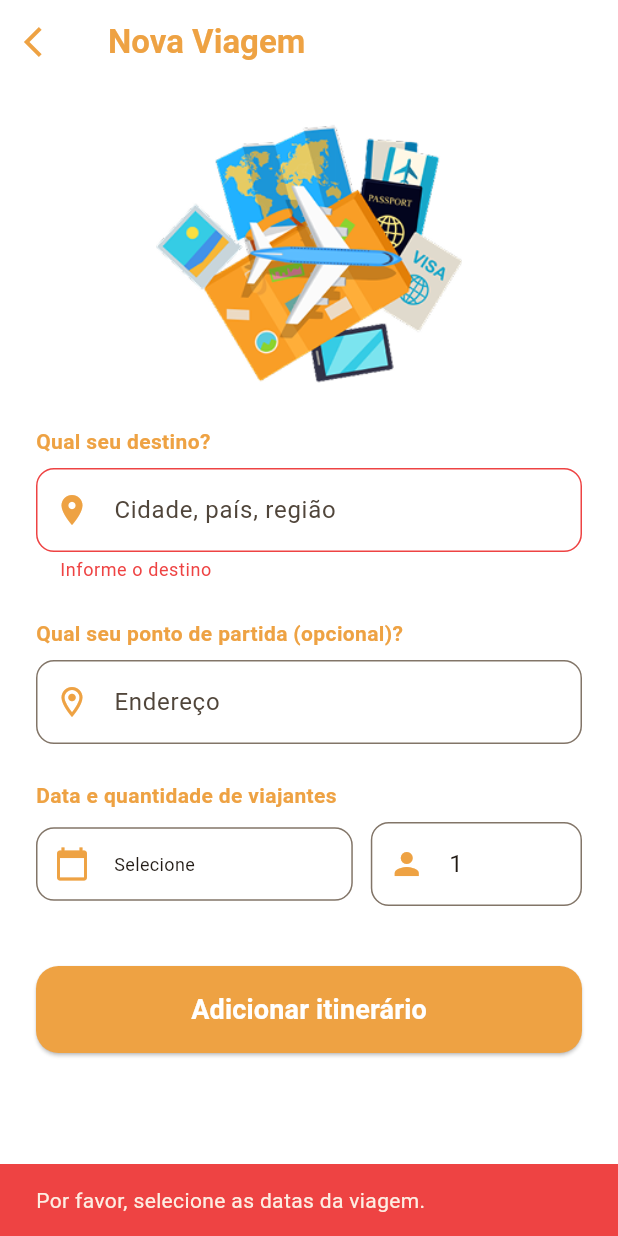
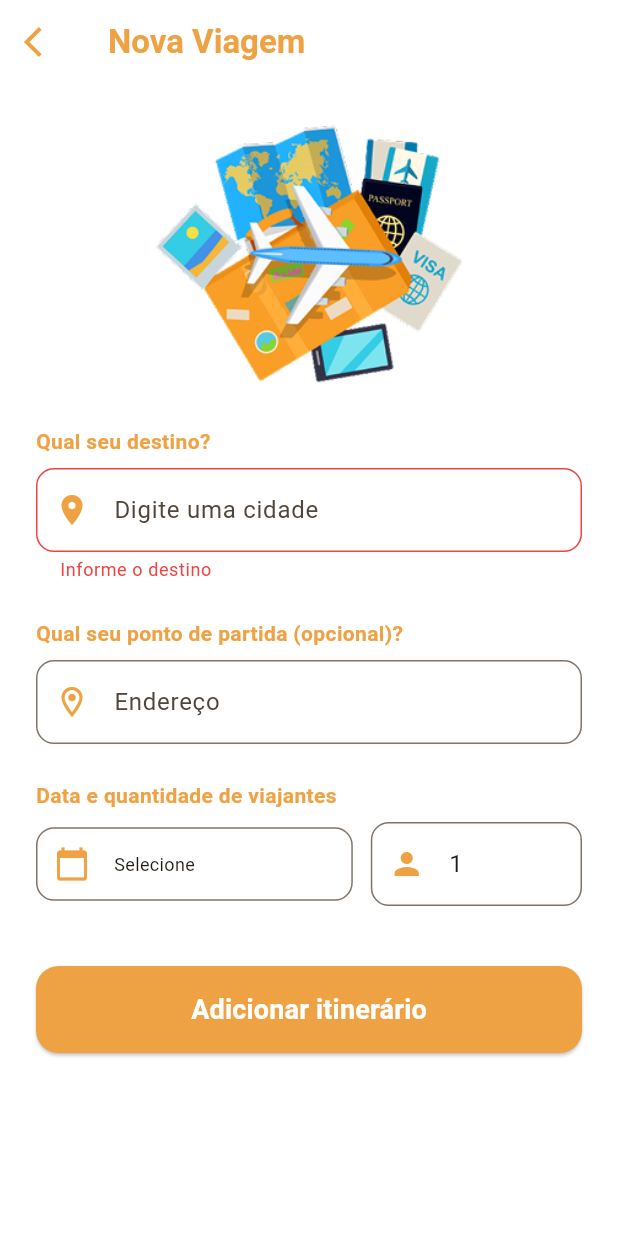
Before and after one commit to lk4trina/easy_travel, a Flutter app: the CriarViagemScreen screen opened directly, after a tap on "Adicionar itinerário", on a phone screen of 412 x 824 dp. Run offline on Flutter 3.47's test engine with Material 3 defaults, Android fonts, the light colour scheme and no system bars; our stand-ins replace cloud_firestore, firebase_auth, firebase_core, google_maps_flutter, image_picker, sqflite; accounts and stored records are empty.

Commit message:
apenas comitando para criar outra branch

```diff
--- /dev/null
+++ b/lib/models/cidade_destino.dart
@@ -0,0 +1,30 @@
+class CidadeDestino {
+  final String nome;
+  final String pais;
+  final String estado;
+  final double? latitude;
+  final double? longitude;
+  final String? fotoUrl;
+
+  CidadeDestino({
+    required this.nome,
+    required this.pais,
+    required this.estado,
+    this.latitude,
+    this.longitude,
+    this.fotoUrl,
+  });
+
+  String get label => '$nome, $estado - $pais';
+
+  CidadeDestino copyWith({String? fotoUrl}) {
+    return CidadeDestino(
+      nome: nome,
+      pais: pais,
+      estado: estado,
+      latitude: latitude,
+      longitude: longitude,
+      fotoUrl: fotoUrl ?? this.fotoUrl,
+    );
+  }
+}
--- a/lib/views/criar_viagem_screen.dart
+++ b/lib/views/criar_viagem_screen.dart
@@ -1,7 +1,10 @@
 import 'package:flutter/material.dart';
 import 'package:provider/provider.dart';
 import 'package:intl/intl.dart';
+import 'package:cloud_firestore/cloud_firestore.dart';
 import '../viewmodels/viagem_viewmodel.dart';
+import '../services/destino_api_service.dart';
+import '../models/cidade_destino.dart';
 
 class CriarViagemScreen extends StatefulWidget {
   const CriarViagemScreen({super.key});
@@ -12,23 +15,21 @@ class CriarViagemScreen extends StatefulWidget {
 
 class _CriarViagemScreenState extends State<CriarViagemScreen> {
   final _formKey = GlobalKey<FormState>();
+
   final _destinoController = TextEditingController();
   final _partidaController = TextEditingController();
   final _viajantesController = TextEditingController(text: '1');
 
+  final DestinoApiService _destinoApiService = DestinoApiService();
+
+  CidadeDestino? _cidadeSelecionada;
+  String? _fotoCidadeUrl;
+
   DateTime? _dataInicio;
   DateTime? _dataFim;
 
-  final List<String> _locaisSalvos = [
-    'Florianópolis, SC - Brasil',
-    'Balneário Camboriú, SC - Brasil',
-    'Blumenau, SC - Brasil',
-    'Joinville, SC - Brasil',
-    'Manaus, AM - Brasil',
-    'São Paulo, São Paulo - Brasil',
-    'Milão, Lombardia - Itália',
-    'Miami, Flórida - Estados Unidos'
-  ];
+  bool _buscandoFoto = false;
+  bool _salvando = false;
 
   Future<void> _selecionarDatas(BuildContext context) async {
     final DateTimeRange? picked = await showDateRangePicker(
@@ -55,24 +56,65 @@ class _CriarViagemScreenState extends State<CriarViagemScreen> {
     }
   }
 
-  void _salvarViagem() {
-    if (_formKey.currentState!.validate() && _dataInicio != null) {
-      Provider.of<ViagemViewModel>(context, listen: false).adicionarViagem(
-        destino: _destinoController.text,
-        pontoPartida: _partidaController.text.isEmpty ? null : _partidaController.text,
-        dataInicio: _dataInicio!,
-        dataFim: _dataFim!,
-        quantidadeViajantes: int.parse(_viajantesController.text),
-      );
+  Future<void> _salvarViagem() async {
+    if (!_formKey.currentState!.validate()) {
+      return;
+    }
 
-      Navigator.pop(context);
-    } else if (_dataInicio == null) {
+    if (_dataInicio == null || _dataFim == null) {
       ScaffoldMessenger.of(context).showSnackBar(
         const SnackBar(
           content: Text('Por favor, selecione as datas da viagem.'),
           backgroundColor: Color(0xFFEE4343),
         ),
       );
+      return;
+    }
+
+    setState(() {
+      _salvando = true;
+    });
+
+    try {
+      if (_cidadeSelecionada != null && _fotoCidadeUrl != null) {
+        await FirebaseFirestore.instance
+            .collection('cidades')
+            .doc(_destinoController.text)
+            .set({
+          'nome': _cidadeSelecionada?.nome,
+          'estado': _cidadeSelecionada?.estado,
+          'pais': _cidadeSelecionada?.pais,
+          'fotoCidade': _fotoCidadeUrl,
+        }, SetOptions(merge: true));
+      }
+
+      await Provider.of<ViagemViewModel>(context, listen: false).adicionarViagem(
+        destino: _destinoController.text,
+        pontoPartida:
+            _partidaController.text.isEmpty ? null : _partidaController.text,
+        dataInicio: _dataInicio!,
+        dataFim: _dataFim!,
+        quantidadeViajantes: int.parse(_viajantesController.text),
+      );
+
+      if (mounted) {
+        Navigator.pop(context);
+      }
+    } catch (e) {
+      if (mounted) {
+        ScaffoldMessenger.of(context).showSnackBar(
+          SnackBar(
+            content: Text('Erro ao salvar viagem: $e'),
+            backgroundColor: const Color(0xFFEE4343),
+          ),
+        );
+      }
+    } finally {
+      if (mounted) {
+        setState(() {
+          _salvando = false;
+        });
+      }
     }
   }
 
@@ -91,9 +133,18 @@ class _CriarViagemScreenState extends State<CriarViagemScreen> {
       appBar: AppBar(
         backgroundColor: Colors.white,
         elevation: 0,
-        title: const Text('Nova Viagem', style: TextStyle(color: Color(0xFFEEA243), fontWeight: FontWeight.bold)),
+        title: const Text(
+          'Nova Viagem',
+          style: TextStyle(
+            color: Color(0xFFEEA243),
+            fontWeight: FontWeight.bold,
+          ),
+        ),
         leading: IconButton(
-          icon: const Icon(Icons.arrow_back_ios, color: Color(0xFFEEA243)),
+          icon: const Icon(
+            Icons.arrow_back_ios,
+            color: Color(0xFFEEA243),
+          ),
           onPressed: () => Navigator.pop(context),
         ),
       ),
@@ -108,59 +159,174 @@ class _CriarViagemScreenState extends State<CriarViagemScreen> {
                 'assets/images/ilustracao_nova_viagem.png',
                 height: 180,
                 fit: BoxFit.contain,
-                errorBuilder: (c, e, s) => const Icon(Icons.map, size: 100, color: Color(0xFFEEA243)),
+                errorBuilder: (c, e, s) => const Icon(
+                  Icons.map,
+                  size: 100,
+                  color: Color(0xFFEEA243),
+                ),
               ),
+
               const SizedBox(height: 24),
 
               const Text(
                 'Qual seu destino?',
-                style: TextStyle(color: Color(0xFFEEA243), fontWeight: FontWeight.bold),
+                style: TextStyle(
+                  color: Color(0xFFEEA243),
+                  fontWeight: FontWeight.bold,
+                ),
               ),
+
               const SizedBox(height: 8),
 
-              Autocomplete<String>(
-                optionsBuilder: (TextEditingValue textEditingValue) {
-                  if (textEditingValue.text.isEmpty) return const Iterable<String>.empty();
-                  return _locaisSalvos.where((String option) => option.toLowerCase().contains(textEditingValue.text.toLowerCase()));
+              Autocomplete<CidadeDestino>(
+                displayStringForOption: (cidade) => cidade.label,
+                optionsBuilder: (TextEditingValue textEditingValue) async {
+                  if (textEditingValue.text.trim().length < 2) {
+                    return const Iterable<CidadeDestino>.empty();
+                  }
+
+                  return await _destinoApiService.buscarCidades(
+                    textEditingValue.text,
+                  );
                 },
-                onSelected: (String selection) => _destinoController.text = selection,
-                fieldViewBuilder: (context, textController, focusNode, onFieldSubmitted) {
-                  textController.addListener(() => _destinoController.text = textController.text);
+                onSelected: (CidadeDestino cidade) async {
+                  setState(() {
+                    _cidadeSelecionada = cidade;
+                    _destinoController.text = cidade.label;
+                    _buscandoFoto = true;
+                  });
+
+                  try {
+                    final cidadeComFoto =
+                        await _destinoApiService.buscarCidadeComFoto(cidade);
+
+                    setState(() {
+                      _cidadeSelecionada = cidadeComFoto;
+                      _fotoCidadeUrl = cidadeComFoto.fotoUrl;
+                    });
+                  } catch (e) {
+                    ScaffoldMessenger.of(context).showSnackBar(
+                      SnackBar(
+                        content: Text('Não foi possível buscar a foto: $e'),
+                        backgroundColor: const Color(0xFFEE4343),
+                      ),
+                    );
+                  } finally {
+                    if (mounted) {
+                      setState(() {
+                        _buscandoFoto = false;
+                      });
+                    }
+                  }
+                },
+                fieldViewBuilder: (
+                  context,
+                  textEditingController,
+                  focusNode,
+                  onFieldSubmitted,
+                ) {
                   return TextFormField(
-                    controller: textController,
+                    controller: textEditingController,
                     focusNode: focusNode,
                     decoration: InputDecoration(
-                      hintText: 'Cidade, país, região',
-                      prefixIcon: const Icon(Icons.location_on, color: Color(0xFFEEA243)),
-                      border: OutlineInputBorder(borderRadius: BorderRadius.circular(12)),
+                      hintText: 'Digite uma cidade',
+                      prefixIcon: const Icon(
+                        Icons.location_on,
+                        color: Color(0xFFEEA243),
+                      ),
+                      border: OutlineInputBorder(
+                        borderRadius: BorderRadius.circular(12),
+                      ),
                     ),
-                    validator: (value) => value!.isEmpty ? 'Informe o destino' : null,
+                    validator: (value) {
+                      if (value == null || value.trim().isEmpty) {
+                        return 'Informe o destino';
+                      }
+
+                      return null;
+                    },
+                    onChanged: (value) {
+                      _destinoController.text = value;
+                      _cidadeSelecionada = null;
+                      _fotoCidadeUrl = null;
+                    },
                   );
                 },
               ),
+
+              if (_buscandoFoto)
+                const Padding(
+                  padding: EdgeInsets.only(top: 12),
+                  child: Center(
+                    child: CircularProgressIndicator(
+                      color: Color(0xFFEEA243),
+                    ),
+                  ),
+                ),
+
+              if (_fotoCidadeUrl != null)
+                Padding(
+                  padding: const EdgeInsets.only(top: 12),
+                  child: ClipRRect(
+                    borderRadius: BorderRadius.circular(12),
+                    child: Image.network(
+                      _fotoCidadeUrl!,
+                      height: 180,
+                      width: double.infinity,
+                      fit: BoxFit.cover,
+                      errorBuilder: (context, error, stackTrace) {
+                        return Container(
+                          height: 180,
+                          color: const Color(0xFFFFF3E0),
+                          child: const Icon(
+                            Icons.image_not_supported,
+                            color: Color(0xFFEEA243),
+                            size: 48,
+                          ),
+                        );
+                      },
+                    ),
+                  ),
+                ),
+
               const SizedBox(height: 24),
 
               const Text(
                 'Qual seu ponto de partida (opcional)?',
-                style: TextStyle(color: Color(0xFFEEA243), fontWeight: FontWeight.bold),
+                style: TextStyle(
+                  color: Color(0xFFEEA243),
+                  fontWeight: FontWeight.bold,
+                ),
               ),
+
               const SizedBox(height: 8),
 
               TextFormField(
                 controller: _partidaController,
                 decoration: InputDecoration(
                   hintText: 'Endereço',
-                  prefixIcon: const Icon(Icons.location_on_outlined, color: Color(0xFFEEA243)),
-                  border: OutlineInputBorder(borderRadius: BorderRadius.circular(12)),
+                  prefixIcon: const Icon(
+                    Icons.location_on_outlined,
+                    color: Color(0xFFEEA243),
+                  ),
+                  border: OutlineInputBorder(
+                    borderRadius: BorderRadius.circular(12),
+                  ),
                 ),
               ),
+
               const SizedBox(height: 24),
 
               const Text(
                 'Data e quantidade de viajantes',
-                style: TextStyle(color: Color(0xFFEEA243), fontWeight: FontWeight.bold),
+                style: TextStyle(
+                  color: Color(0xFFEEA243),
+                  fontWeight: FontWeight.bold,
+                ),
               ),
+
               const SizedBox(height: 8),
+
               Row(
                 children: [
                   Expanded(
@@ -169,8 +335,13 @@ class _CriarViagemScreenState extends State<CriarViagemScreen> {
                       onTap: () => _selecionarDatas(context),
                       child: InputDecorator(
                         decoration: InputDecoration(
-                          prefixIcon: const Icon(Icons.calendar_today, color: Color(0xFFEEA243)),
-                          border: OutlineInputBorder(borderRadius: BorderRadius.circular(12)),
+                          prefixIcon: const Icon(
+                            Icons.calendar_today,
+                            color: Color(0xFFEEA243),
+                          ),
+                          border: OutlineInputBorder(
+                            borderRadius: BorderRadius.circular(12),
+                          ),
                         ),
                         child: Text(
                           _dataInicio == null
@@ -181,32 +352,55 @@ class _CriarViagemScreenState extends State<CriarViagemScreen> {
                       ),
                     ),
                   ),
+
                   const SizedBox(width: 12),
+
                   Expanded(
                     flex: 2,
                     child: TextFormField(
                       controller: _viajantesController,
                       keyboardType: TextInputType.number,
                       decoration: InputDecoration(
-                        prefixIcon: const Icon(Icons.person, color: Color(0xFFEEA243)),
-                        border: OutlineInputBorder(borderRadius: BorderRadius.circular(12)),
+                        prefixIcon: const Icon(
+                          Icons.person,
+                          color: Color(0xFFEEA243),
+                        ),
+                        border: OutlineInputBorder(
+                          borderRadius: BorderRadius.circular(12),
+                        ),
                       ),
+                      validator: (value) {
+                        final quantidade = int.tryParse(value ?? '');
+
+                        if (quantidade == null || quantidade <= 0) {
+                          return 'Inválido';
+                        }
+
+                        return null;
+                      },
                     ),
                   ),
                 ],
               ),
+
               const SizedBox(height: 40),
 
               ElevatedButton(
                 style: ElevatedButton.styleFrom(
                   backgroundColor: const Color(0xFFEEA243),
                   padding: const EdgeInsets.symmetric(vertical: 16),
-                  shape: RoundedRectangleBorder(borderRadius: BorderRadius.circular(15)),
+                  shape: RoundedRectangleBorder(
+                    borderRadius: BorderRadius.circular(15),
+                  ),
                 ),
-                onPressed: _salvarViagem,
-                child: const Text(
-                  'Adicionar itinerário',
-                  style: TextStyle(color: Colors.white, fontSize: 18, fontWeight: FontWeight.bold),
+                onPressed: _salvando ? null : _salvarViagem,
+                child: Text(
+                  _salvando ? 'Salvando...' : 'Adicionar itinerário',
+                  style: const TextStyle(
+                    color: Colors.white,
+                    fontSize: 18,
+                    fontWeight: FontWeight.bold,
+                  ),
                 ),
               ),
             ],
--- a/pubspec.yaml
+++ b/pubspec.yaml
@@ -20,6 +20,8 @@ dependencies:
   uuid: ^4.5.3
   image_picker: ^1.0.7
   firebase_auth: ^6.5.4
+  http: ^1.6.0
+  flutter_dotenv: ^6.0.1
 
 dev_dependencies:
   flutter_test:
```
Also changed, not shown: lib/services/destino_api_service.dart (added, +114 -0 lines), tool/testar_destinos.dart (added, +24 -0 lines), pubspec.lock.
